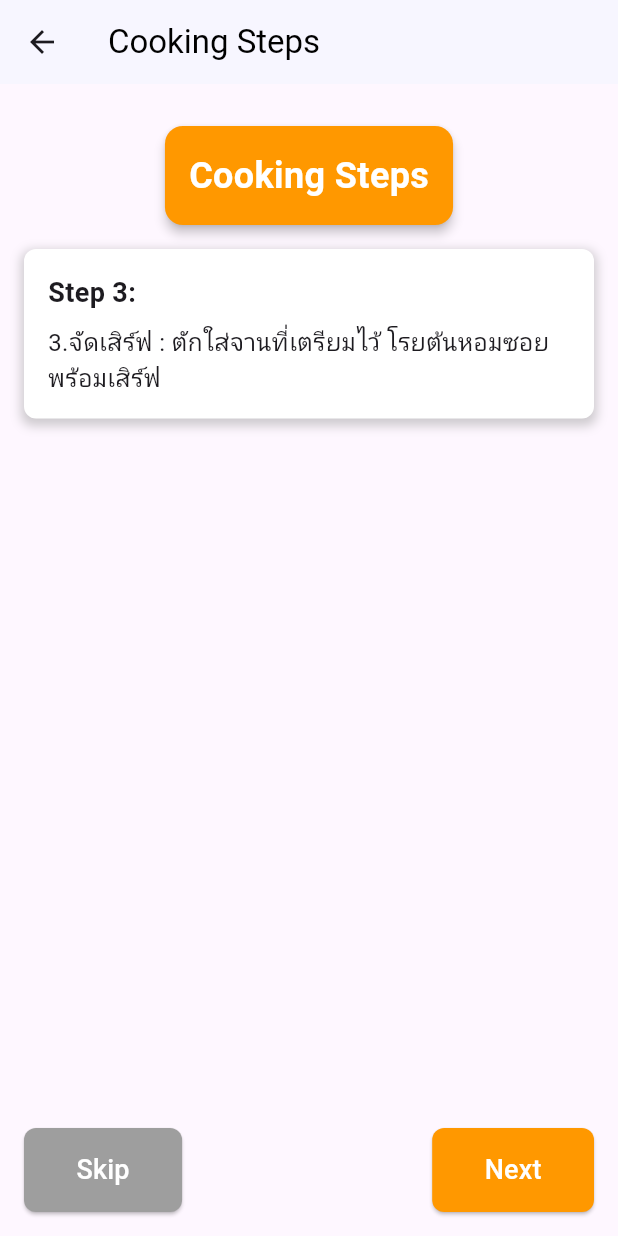
After one commit to neskinggoblin/Food, a Flutter app: the RecipeStepScreen screen opened directly with sample values from the repository, after a tap on "Skip", after a tap on "Next", on a phone screen of 412 x 824 dp. The commit adds this screen. Run offline on Flutter 3.47's test engine with Material 3 defaults, Android fonts, the light colour scheme and no system bars; network calls fail.

Commit message:
time step unfinished version

```diff
--- a/lib/main.dart
+++ b/lib/main.dart
@@ -1,7 +1,11 @@
+import 'views/splash_screen.dart'; //
+import 'package:flutter/material.dart';
+import 'package:appfoodpad/models/recipe.dart';
+import 'package:appfoodpad/views/widgets/recipe_details.dart';
+
+
 // main.dart
 
-import 'package:flutter/material.dart';
-import 'views/splash_screen.dart'; //
 
 void main() => runApp(MyApp());
 
@@ -14,7 +18,19 @@ class MyApp extends StatelessWidget {
         primarySwatch: Colors.orange,
       ),
       debugShowCheckedModeBanner: false,
-      home: SplashScreen(), // เปลี่ยนจาก HomeScreen เป็น SplashScreen
+      home: SplashScreen(),
+      routes: {
+    "/recipe_details": (context) {
+      final arguments = ModalRoute.of(context)!.settings.arguments;
+      if (arguments is Recipe) {
+        return RecipeDetailsScreen(recipe: arguments);
+      } else {
+        // Handle the error or navigate to an error page
+        return Container(); // Placeholder, คุณสามารถแก้ไขตามต้องการ
+      }
+    },
+    // ... เส้นทางอื่น ๆ ของคุณ ...
+  },
     );
   }
 }
--- a/lib/views/splash_screen.dart
+++ b/lib/views/splash_screen.dart
@@ -1,5 +1,5 @@
+import 'home_screen.dart';
 import 'package:flutter/material.dart';
-import 'home_screen.dart';
 
 class SplashScreen extends StatefulWidget {
   @override
@@ -56,7 +56,7 @@ class _SplashScreenState extends State<SplashScreen> {
                       children: [
                         Image.asset(
                           'assets/img/Foodpad_logo.png',
-                          height: 100,
+                          height: 80,
                         ),
                       ],
                     ),
--- a/lib/views/widgets/recipe_details.dart
+++ b/lib/views/widgets/recipe_details.dart
@@ -1,6 +1,7 @@
+import 'recipe_step.dart';
+import '../../models/recipe.dart';
+import 'package:flutter/material.dart';
 // recipe_details.dart
-import 'package:flutter/material.dart';
-import '../../models/recipe.dart';
 
 class RecipeDetailsScreen extends StatefulWidget {
   final Recipe recipe;
@@ -106,7 +107,7 @@ class _RecipeDetailsScreenState extends State<RecipeDetailsScreen> {
                     }).toList(),
                   ),
                   SizedBox(height: 32),
-                  _buildThirdCard(),
+                  _buildThirdCard(context),
                 ],
               ),
             ),
@@ -115,9 +116,8 @@ class _RecipeDetailsScreenState extends State<RecipeDetailsScreen> {
       ),
     );
   }
-}
 
-Widget _buildThirdCard() {
+  Widget _buildThirdCard(BuildContext context) {
     return Card(
       elevation: 3,
       child: Padding(
@@ -127,7 +127,13 @@ Widget _buildThirdCard() {
           children: [
             ElevatedButton(
               onPressed: () {
-              // Handle start button tap
+                // Navigate to RecipeStepScreen on button press
+                Navigator.push(
+                  context,
+                  MaterialPageRoute(
+                    builder: (context) => RecipeStepScreen(recipe: widget.recipe),
+                  ),
+                );
               },
               style: ElevatedButton.styleFrom(
                 backgroundColor: Color(0xffFF9900),
@@ -156,3 +162,4 @@ Widget _buildThirdCard() {
       ),
     );
   }
+}
--- /dev/null
+++ b/lib/views/widgets/recipe_step.dart
@@ -0,0 +1,183 @@
+import '../../models/recipe.dart';
+import 'package:flutter/material.dart';
+
+class RecipeStepScreen extends StatefulWidget {
+  final Recipe recipe;
+
+  const RecipeStepScreen({Key? key, required this.recipe}) : super(key: key);
+
+  @override
+  _RecipeStepScreenState createState() => _RecipeStepScreenState();
+}
+
+class _RecipeStepScreenState extends State<RecipeStepScreen> {
+  int currentStepIndex = 0;
+  int score = 0;
+  bool showScore = false;
+
+  void showSubmitDialog() {
+    showDialog(
+      context: context,
+      builder: (BuildContext context) {
+        return AlertDialog(
+          title: Text('Congratulations!'),
+          content: Column(
+            crossAxisAlignment: CrossAxisAlignment.start,
+            mainAxisSize: MainAxisSize.min,
+            children: [
+              Text('You have completed the recipe!'),
+              SizedBox(height: 16),
+              Text('Your Score: $score'),
+            ],
+          ),
+          actions: [
+            TextButton(
+              onPressed: () {
+                // Navigate go to RecipeDetailsScreen
+                Navigator.pushReplacementNamed(context, '/recipe_details',
+                    arguments: widget.recipe);
+              },
+              child: Text('OK'),
+            ),
+          ],
+        );
+      },
+    );
+  }
+
+  @override
+  Widget build(BuildContext context) {
+    return Scaffold(
+      appBar: AppBar(
+        title: Text(
+          'Cooking Steps',
+          style: TextStyle(color: Color.fromARGB(255, 0, 0, 0)),
+        ),
+        leading: IconButton(
+          icon: Icon(Icons.arrow_back),
+          onPressed: () {
+            Navigator.pop(context);
+          },
+        ),
+        backgroundColor: Color(0xffF7F6FF),
+      ),
+      body: Column(
+        children: [
+          Card(
+            margin: EdgeInsets.only(top: 28.0),
+            color: Colors.orange,
+            elevation: 3,
+            child: Padding(
+              padding: const EdgeInsets.all(16.0),
+              child: Text(
+                'Cooking Steps',
+                style: TextStyle(
+                  fontSize: 24,
+                  fontWeight: FontWeight.bold,
+                  color: Colors.white,
+                ),
+              ),
+            ),
+          ),
+          SizedBox(height: 16),
+          Container(
+            width: double.infinity,
+            padding: EdgeInsets.all(16.0),
+            margin: EdgeInsets.symmetric(horizontal: 16.0),
+            decoration: BoxDecoration(
+              color: Colors.white,
+              borderRadius: BorderRadius.circular(8.0),
+              boxShadow: [
+                BoxShadow(
+                  color: Colors.grey.withOpacity(0.5),
+                  spreadRadius: 2,
+                  blurRadius: 5,
+                  offset: Offset(0, 3),
+                ),
+              ],
+            ),
+            child: Column(
+              crossAxisAlignment: CrossAxisAlignment.start,
+              children: [
+                Text(
+                  'Step ${currentStepIndex + 1}:',
+                  style: TextStyle(
+                    fontSize: 18,
+                    fontWeight: FontWeight.bold,
+                  ),
+                ),
+                SizedBox(height: 8),
+                Text(
+                  widget.recipe.process[currentStepIndex].name,
+                  style: TextStyle(fontSize: 16),
+                ),
+              ],
+            ),
+          ),
+          Expanded(
+            child: Align(
+              alignment: Alignment.bottomCenter,
+              child: Padding(
+                padding: const EdgeInsets.all(16.0),
+                child: Row(
+                  mainAxisAlignment: MainAxisAlignment.spaceBetween,
+                  children: [
+                    ElevatedButton(
+                      onPressed: () {
+                        if (currentStepIndex <
+                            widget.recipe.process.length - 1) {
+                          setState(() {
+                            currentStepIndex++;
+                          });
+                        }
+                      },
+                      style: ElevatedButton.styleFrom(
+                        backgroundColor: Colors.grey,
+                        padding:
+                            EdgeInsets.symmetric(horizontal: 35, vertical: 15),
+                        shape: RoundedRectangleBorder(
+                          borderRadius: BorderRadius.circular(8.0),
+                        ),
+                      ),
+                      child: Text(
+                        'Skip',
+                        style: TextStyle(color: Colors.white, fontSize: 18),
+                      ),
+                    ),
+                    Spacer(),
+                    ElevatedButton(
+                      onPressed: () {
+                        if (currentStepIndex <
+                            widget.recipe.process.length - 1) {
+                          setState(() {
+                            currentStepIndex++;
+                            score += 100;
+                          });
+                        } else {
+                          showSubmitDialog();
+                          score += 100;
+                        }
+                      },
+                      style: ElevatedButton.styleFrom(
+                        backgroundColor: Colors.orange,
+                        padding:
+                            EdgeInsets.symmetric(horizontal: 35, vertical: 15),
+                        shape: RoundedRectangleBorder(
+                          borderRadius: BorderRadius.circular(8.0),
+                        ),
+                      ),
+                      child: Text(
+                        'Next',
+                        style: TextStyle(color: Colors.white, fontSize: 18),
+                      ),
+                    ),
+                  ],
+                ),
+              ),
+            ),
+          ),
+        ],
+      ),
+    );
+  }
+}
```
Lines whose indentation alone changed are shown as unchanged.
